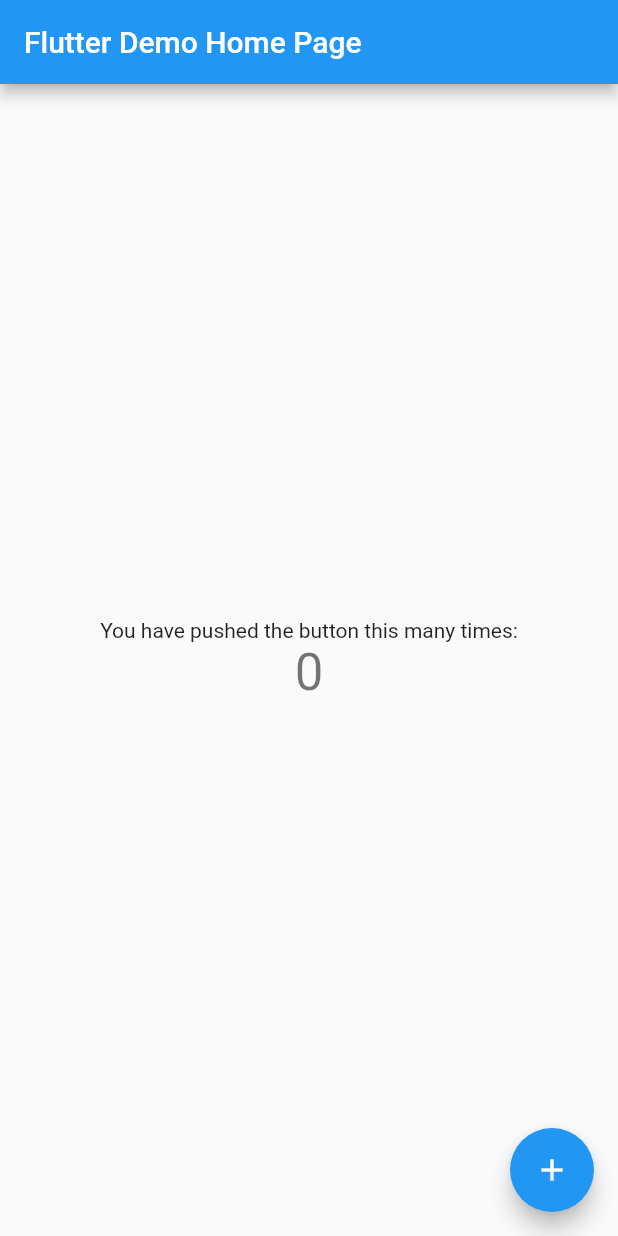
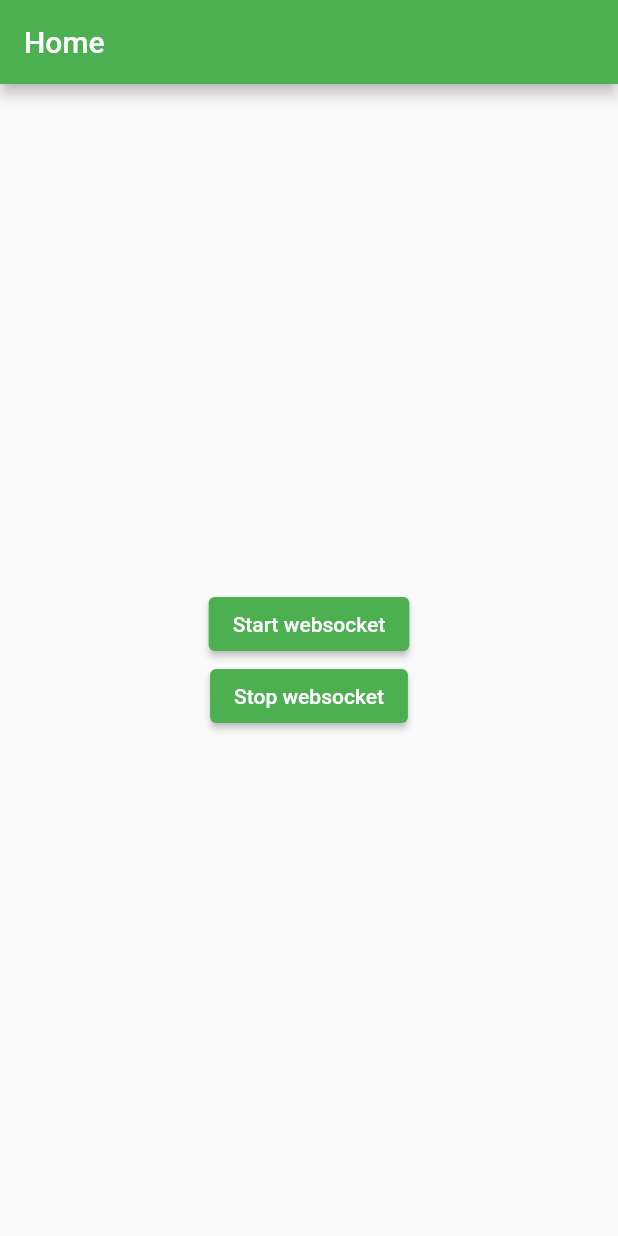
Before and after one commit to WilliamFB/websocket_workmanager, a Flutter app: the screen it shows after launch, on a phone screen of 412 x 824 dp. Run offline on Flutter 3.47's test engine with Material 2 defaults, Android fonts, the phone set to English and light mode, and no system bars.

Commit message:
feat: implement websocket service

```diff
--- /dev/null
+++ b/lib/home_page.dart
@@ -0,0 +1,52 @@
+import 'dart:developer';
+
+import 'package:background_websocket/websocket_service.dart';
+import 'package:flutter/material.dart';
+
+class HomePage extends StatefulWidget {
+  const HomePage({Key? key}) : super(key: key);
+
+  @override
+  State<HomePage> createState() => _HomePageState();
+}
+
+class _HomePageState extends State<HomePage> {
+  late WebsocketService _websocketService;
+
+  @override
+  void initState() {
+    _websocketService = WebsocketService(
+      onReceive: onReceive,
+      reconnectCallback: reconnectCallback,
+    );
+    super.initState();
+  }
+
+  void onReceive(dynamic message) => log('message: $message');
+
+  void reconnectCallback() => log('trying to reconnect.');
+
+  @override
+  Widget build(BuildContext context) {
+    return Scaffold(
+      appBar: AppBar(
+        title: const Text('Home'),
+      ),
+      body: Center(
+        child: Column(
+          mainAxisAlignment: MainAxisAlignment.center,
+          children: [
+            ElevatedButton(
+              onPressed: _websocketService.init,
+              child: const Text('Start websocket'),
+            ),
+            ElevatedButton(
+              onPressed: _websocketService.dispose,
+              child: const Text('Stop websocket'),
+            ),
+          ],
+        ),
+      ),
+    );
+  }
+}
--- a/lib/main.dart
+++ b/lib/main.dart
@@ -1,4 +1,6 @@
 import 'package:flutter/material.dart';
+
+import 'home_page.dart';
 
 void main() {
   runApp(const MyApp());
@@ -7,109 +9,14 @@ void main() {
 class MyApp extends StatelessWidget {
   const MyApp({Key? key}) : super(key: key);
 
-  // This widget is the root of your application.
   @override
   Widget build(BuildContext context) {
     return MaterialApp(
-      title: 'Flutter Demo',
+      title: 'Flutter App',
       theme: ThemeData(
-        // This is the theme of your application.
-        //
-        // Try running your application with "flutter run". You'll see the
-        // application has a blue toolbar. Then, without quitting the app, try
-        // changing the primarySwatch below to Colors.green and then invoke
-        // "hot reload" (press "r" in the console where you ran "flutter run",
-        // or simply save your changes to "hot reload" in a Flutter IDE).
-        // Notice that the counter didn't reset back to zero; the application
-        // is not restarted.
-        primarySwatch: Colors.blue,
+        primarySwatch: Colors.green,
       ),
-      home: const MyHomePage(title: 'Flutter Demo Home Page'),
+      home: const HomePage(),
     );
   }
 }
-
-class MyHomePage extends StatefulWidget {
-  const MyHomePage({Key? key, required this.title}) : super(key: key);
-
-  // This widget is the home page of your application. It is stateful, meaning
-  // that it has a State object (defined below) that contains fields that affect
-  // how it looks.
-
-  // This class is the configuration for the state. It holds the values (in this
-  // case the title) provided by the parent (in this case the App widget) and
-  // used by the build method of the State. Fields in a Widget subclass are
-  // always marked "final".
-
-  final String title;
-
-  @override
-  State<MyHomePage> createState() => _MyHomePageState();
-}
-
-class _MyHomePageState extends State<MyHomePage> {
-  int _counter = 0;
-
-  void _incrementCounter() {
-    setState(() {
-      // This call to setState tells the Flutter framework that something has
-      // changed in this State, which causes it to rerun the build method below
-      // so that the display can reflect the updated values. If we changed
-      // _counter without calling setState(), then the build method would not be
-      // called again, and so nothing would appear to happen.
-      _counter++;
-    });
-  }
-
-  @override
-  Widget build(BuildContext context) {
-    // This method is rerun every time setState is called, for instance as done
-    // by the _incrementCounter method above.
-    //
-    // The Flutter framework has been optimized to make rerunning build methods
-    // fast, so that you can just rebuild anything that needs updating rather
-    // than having to individually change instances of widgets.
-    return Scaffold(
-      appBar: AppBar(
-        // Here we take the value from the MyHomePage object that was created by
-        // the App.build method, and use it to set our appbar title.
-        title: Text(widget.title),
-      ),
-      body: Center(
-        // Center is a layout widget. It takes a single child and positions it
-        // in the middle of the parent.
-        child: Column(
-          // Column is also a layout widget. It takes a list of children and
-          // arranges them vertically. By default, it sizes itself to fit its
-          // children horizontally, and tries to be as tall as its parent.
-          //
-          // Invoke "debug painting" (press "p" in the console, choose the
-          // "Toggle Debug Paint" action from the Flutter Inspector in Android
-          // Studio, or the "Toggle Debug Paint" command in Visual Studio Code)
-          // to see the wireframe for each widget.
-          //
-          // Column has various properties to control how it sizes itself and
-          // how it positions its children. Here we use mainAxisAlignment to
-          // center the children vertically; the main axis here is the vertical
-          // axis because Columns are vertical (the cross axis would be
-          // horizontal).
-          mainAxisAlignment: MainAxisAlignment.center,
-          children: <Widget>[
-            const Text(
-              'You have pushed the button this many times:',
-            ),
-            Text(
-              '$_counter',
-              style: Theme.of(context).textTheme.headline4,
-            ),
-          ],
-        ),
-      ),
-      floatingActionButton: FloatingActionButton(
-        onPressed: _incrementCounter,
-        tooltip: 'Increment',
-        child: const Icon(Icons.add),
-      ), // This trailing comma makes auto-formatting nicer for build methods.
-    );
-  }
-}
```
Also changed, not shown: lib/websocket_service.dart (added, +69 -0 lines), pubspec.yaml (+4 -76 lines).
